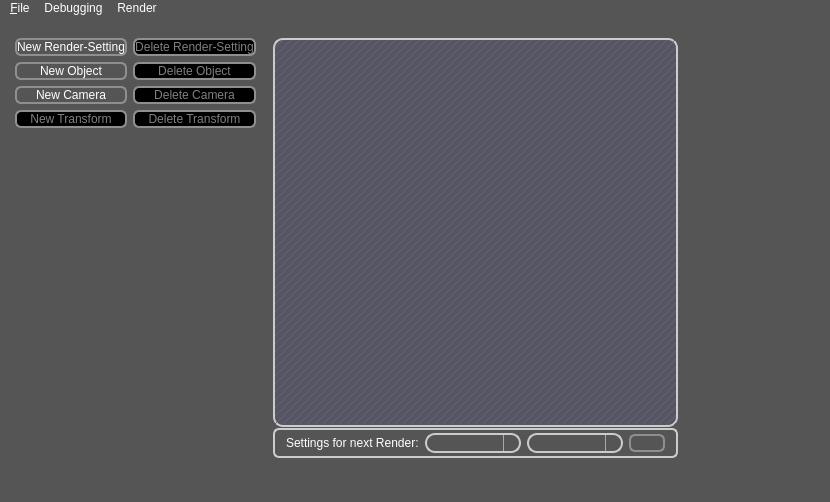
Before: the Qt Designer form qt-frontend/SimplexGui/mainwindow.ui in phresnel/picogen, drawn with Qt 5.
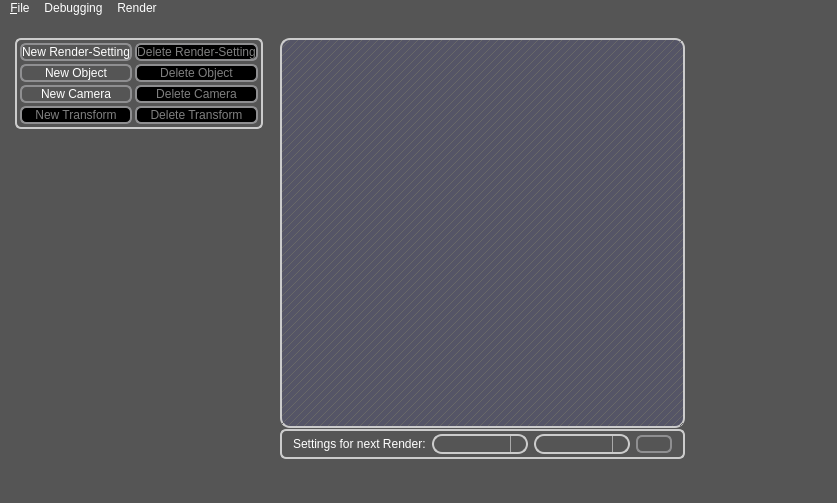
After: the same form once the commit is applied. Icons and pictures are not drawn. Custom widgets are drawn as their Qt base class.

Commit message: group together that button flock on the left

```diff
--- a/qt-frontend/SimplexGui/mainwindow.ui
+++ b/qt-frontend/SimplexGui/mainwindow.ui
@@ -236,9 +236,16 @@
          <number>4</number>
         </property>
         <item>
+         <widget class="QGroupBox" name="groupBox_2">
+          <property name="title">
+           <string/>
+          </property>
          <layout class="QGridLayout" name="gridLayout">
+           <property name="margin">
+            <number>3</number>
+           </property>
           <property name="spacing">
-           <number>6</number>
+            <number>3</number>
           </property>
           <item row="0" column="0">
            <widget class="QPushButton" name="newRsButton">
@@ -250,6 +257,16 @@
             </property>
            </widget>
           </item>
+           <item row="0" column="1">
+            <widget class="QPushButton" name="deleteRsButton">
+             <property name="enabled">
+              <bool>false</bool>
+             </property>
+             <property name="text">
+              <string>Delete Render-Setting</string>
+             </property>
+            </widget>
+           </item>
           <item row="1" column="0">
            <widget class="QPushButton" name="newObjectButton">
             <property name="enabled">
@@ -260,7 +277,7 @@
             </property>
            </widget>
           </item>
-          <item row="1" column="2">
+           <item row="1" column="1">
            <widget class="QPushButton" name="deleteObjectButton">
             <property name="enabled">
              <bool>false</bool>
@@ -270,36 +287,6 @@
             </property>
            </widget>
           </item>
-          <item row="3" column="0">
-           <widget class="QPushButton" name="newSubTransformButton">
-            <property name="enabled">
-             <bool>false</bool>
-            </property>
-            <property name="text">
-             <string>New Transform</string>
-            </property>
-           </widget>
-          </item>
-          <item row="3" column="2">
-           <widget class="QPushButton" name="deleteSubTransformButton">
-            <property name="enabled">
-             <bool>false</bool>
-            </property>
-            <property name="text">
-             <string>Delete Transform</string>
-            </property>
-           </widget>
-          </item>
-          <item row="0" column="2">
-           <widget class="QPushButton" name="deleteRsButton">
-            <property name="enabled">
-             <bool>false</bool>
-            </property>
-            <property name="text">
-             <string>Delete Render-Setting</string>
-            </property>
-           </widget>
-          </item>
           <item row="2" column="0">
            <widget class="QPushButton" name="newCameraButton">
             <property name="enabled">
@@ -310,7 +297,7 @@
             </property>
            </widget>
           </item>
-          <item row="2" column="2">
+           <item row="2" column="1">
            <widget class="QPushButton" name="deleteCameraButton">
             <property name="enabled">
              <bool>false</bool>
@@ -320,7 +307,28 @@
             </property>
            </widget>
           </item>
-         </layout>
+           <item row="3" column="0">
+            <widget class="QPushButton" name="newSubTransformButton">
+             <property name="enabled">
+              <bool>false</bool>
+             </property>
+             <property name="text">
+              <string>New Transform</string>
+             </property>
+            </widget>
+           </item>
+           <item row="3" column="1">
+            <widget class="QPushButton" name="deleteSubTransformButton">
+             <property name="enabled">
+              <bool>false</bool>
+             </property>
+             <property name="text">
+              <string>Delete Transform</string>
+             </property>
+            </widget>
+           </item>
+          </layout>
+         </widget>
         </item>
         <item>
          <widget class="QtTreePropertyBrowser" name="settings" native="true">
```
Lines whose indentation alone changed are shown as unchanged.
